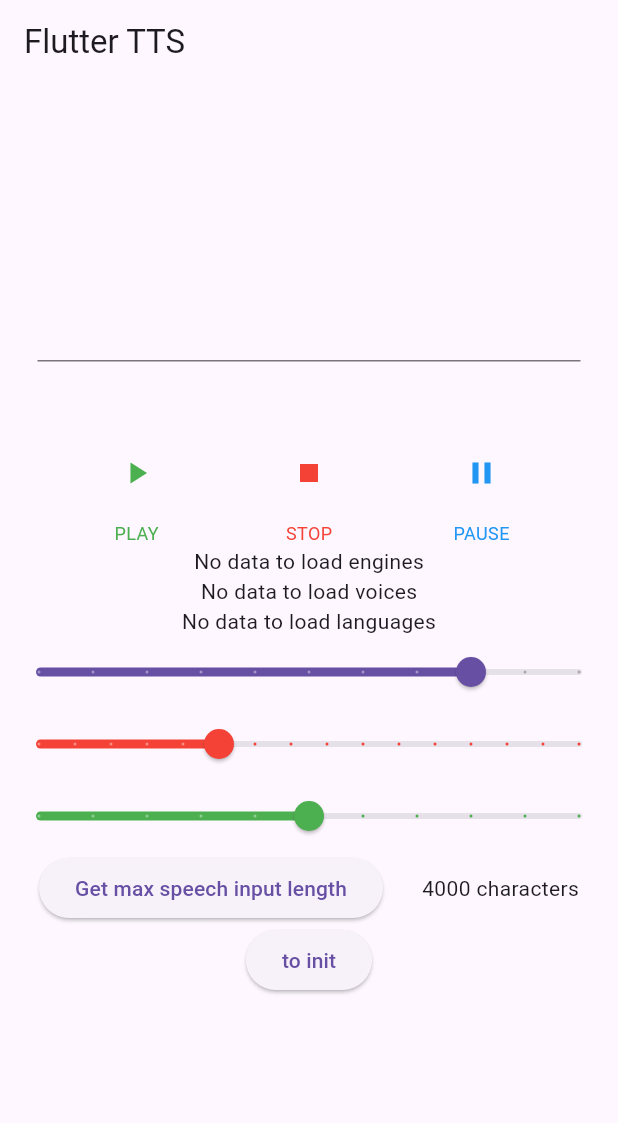
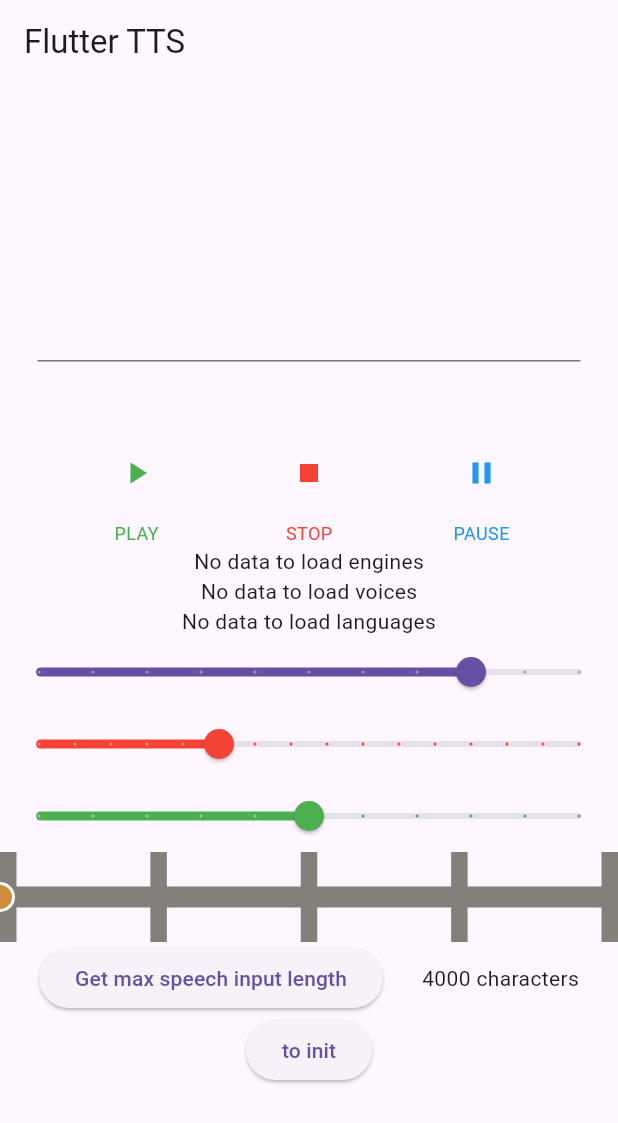
Before and after one commit to SiHyun-Lee113/focus_management_sample, a Flutter app: the screen it shows after launch, after a tap on "Get max speech input length", on a phone screen of 412 x 824 dp. Shown: the top 1123 px of the screen. Run offline on Flutter 3.47's test engine with Material 3 defaults, Android fonts, the phone set to English and light mode, and no system bars; our stand-ins replace flutter_bloc, flutter_tts, freezed_annotation; missing offline and left inert: win32audio; statements that could not run were skipped.

Commit message:
슬라이더 만들자

```diff
--- a/lib/presentation/screen/tts/tts_screen.dart
+++ b/lib/presentation/screen/tts/tts_screen.dart
@@ -4,12 +4,13 @@
 import 'package:barrier_free_test/presentation/screen/init/init_screen.dart';
 import 'package:barrier_free_test/presentation/screen/tts/tts_screen_cubit.dart';
 import 'package:barrier_free_test/presentation/screen/tts/tts_screen_state.dart';
+import 'package:barrier_free_test/presentation/widgets/setting_slider.dart';
+import 'package:barrier_free_test/presentation/widgets/slider_widget.dart';
 import 'package:flutter/foundation.dart';
 import 'package:flutter/material.dart';
 import 'package:flutter_bloc/flutter_bloc.dart';
 
 class TtsScreen extends StatefulWidget {
-
   const TtsScreen({super.key});
 
   @override
@@ -66,7 +67,10 @@
                     if (isAndroid) _getMaxSpeechInputLengthSection(state),
                     ElevatedButton(
                       onPressed: () {
-                        Navigator.push(context, MaterialPageRoute(builder: (context) => InitScreen()));
+                        Navigator.push(
+                          context,
+                          MaterialPageRoute(builder: (context) => InitScreen()),
+                        );
                       },
                       child: const Text('to init'),
                     ),
@@ -116,14 +120,10 @@
   }
 
   Widget _inputSection() => Container(
-        alignment: Alignment.topCenter,
-        padding: const EdgeInsets.only(top: 25.0, left: 25.0, right: 25.0),
-        child: TextField(
-          maxLines: 11,
-          minLines: 6,
-          onChanged: _cubit.onTextChanged,
-        ),
-      );
+    alignment: Alignment.topCenter,
+    padding: const EdgeInsets.only(top: 25.0, left: 25.0, right: 25.0),
+    child: TextField(maxLines: 11, minLines: 6, onChanged: _cubit.onTextChanged),
+  );
 
   Widget _btnSection() {
     return Container(
@@ -131,7 +131,13 @@
       child: Row(
         mainAxisAlignment: MainAxisAlignment.spaceEvenly,
         children: [
-          _buildButtonColumn(Colors.green, Colors.greenAccent, Icons.play_arrow, 'PLAY', _cubit.speak),
+          _buildButtonColumn(
+            Colors.green,
+            Colors.greenAccent,
+            Icons.play_arrow,
+            'PLAY',
+            _cubit.speak,
+          ),
           _buildButtonColumn(Colors.red, Colors.redAccent, Icons.stop, 'STOP', _cubit.stop),
           _buildButtonColumn(Colors.blue, Colors.blueAccent, Icons.pause, 'PAUSE', _cubit.pause),
         ],
@@ -176,13 +182,22 @@
             onChanged: _cubit.changeLanguage,
           ),
           const SizedBox(width: 5.0),
-          Visibility(visible: isAndroid, child: Text("Is installed: ${state.isCurrentLanguageInstalled}")),
+          Visibility(
+            visible: isAndroid,
+            child: Text("Is installed: ${state.isCurrentLanguageInstalled}"),
+          ),
         ],
       ),
     );
   }
 
-  Column _buildButtonColumn(Color color, Color splashColor, IconData icon, String label, VoidCallback onPressed) {
+  Column _buildButtonColumn(
+    Color color,
+    Color splashColor,
+    IconData icon,
+    String label,
+    VoidCallback onPressed,
+  ) {
     return Column(
       mainAxisSize: MainAxisSize.min,
       mainAxisAlignment: MainAxisAlignment.center,
@@ -212,8 +227,22 @@
     );
   }
 
+  int initValue = 1;
   Widget _buildSliders(TtsScreenState state) {
-    return Column(children: [_volume(state), _pitch(state), _rate(state)]);
+    return Column(
+      children: [
+        _volume(state),
+        _pitch(state),
+        _rate(state),
+        StepSlider<int>(stepValues: [1, 2, 3, 4, 5], onStepChanged: (value) {
+          setState(() {
+            initValue = value;
+          });
+
+          print('_TtsScreenState._buildSliders $initValue');
+        }, value: initValue),
+      ],
+    );
   }
 
   Widget _volume(TtsScreenState state) {
@@ -252,7 +281,9 @@
   }
 
   List<DropdownMenuItem<String?>> _buildEngineItems(List<String?> engines) {
-    final items = engines.map((item) => DropdownMenuItem<String?>(value: item, child: Text(item ?? ''))).toList();
+    final items = engines
+        .map((item) => DropdownMenuItem<String?>(value: item, child: Text(item ?? '')))
+        .toList();
     return items;
   }
 
@@ -267,7 +298,9 @@
         items.add(menuItem);
       }
     }
-    items.sort((a, b) => a.child.toString().toLowerCase().compareTo(b.child.toString().toLowerCase()));
+    items.sort(
+      (a, b) => a.child.toString().toLowerCase().compareTo(b.child.toString().toLowerCase()),
+    );
     return items;
   }
 
@@ -279,7 +312,9 @@
         items.add(menuItem);
       }
     }
-    items.sort((a, b) => a.child.toString().toLowerCase().compareTo(b.child.toString().toLowerCase()));
+    items.sort(
+      (a, b) => a.child.toString().toLowerCase().compareTo(b.child.toString().toLowerCase()),
+    );
     return items;
   }
 }
--- a/lib/presentation/widgets/focus_management/test_focus_widget.dart
+++ b/lib/presentation/widgets/focus_management/test_focus_widget.dart
@@ -18,9 +18,9 @@
     /// 1. 현재 활성화 되어 있는 focusHandler 혹은 screen 정보 습득
     /// 그 핸들러에서 currentFocusMetaData 추룰
     /// bool hasFocus = currentFocusMetaData?.focusId == focusId
-    final currentFocusId = context.watch<FocusWidgetCubit>().state;
-    final hasFocus = currentFocusId == focusId;
-
+    final hasFocus = context.select<FocusWidgetCubit, bool>(
+          (cubit) => cubit.state == focusId,
+    );
 
     if (hasFocus) {
       return Container(
--- /dev/null
+++ b/lib/presentation/widgets/slider_widget.dart
@@ -0,0 +1,122 @@
+import 'package:flutter/material.dart';
+
+class StepSlider<T> extends StatelessWidget {
+  final List<T> stepValues;
+  final Function(T) onStepChanged;
+  final T value;
+
+  const StepSlider({
+    super.key,
+    required this.stepValues,
+    required this.onStepChanged,
+    required this.value,
+  });
+
+  @override
+  Widget build(BuildContext context) {
+    final size = MediaQuery.of(context).size;
+    final currentIndex = stepValues.indexOf(value).clamp(0, stepValues.length - 1);
+
+    return LayoutBuilder(
+      builder: (context, constraints) {
+        final sliderWidth = constraints.maxWidth;
+        final stepCount = stepValues.length;
+        final hasSteps = stepCount > 1;
+        final stepSpacing = hasSteps ? sliderWidth / (stepCount - 1) : 0.0;
+        const currentIndicatorRadius = 10.0;
+
+        void updateByPosition(double localDx) {
+          if (!hasSteps) return;
+          final clampedDx = localDx.clamp(0.0, sliderWidth);
+          final index = (clampedDx / stepSpacing).round().clamp(0, stepCount - 1);
+          final nextValue = stepValues[index];
+          if (nextValue == value) return;
+          onStepChanged(nextValue);
+        }
+
+        return GestureDetector(
+          onHorizontalDragStart: (details) => updateByPosition(details.localPosition.dx),
+          onHorizontalDragUpdate: (details) => updateByPosition(details.localPosition.dx),
+          onTapDown: (details) => updateByPosition(details.localPosition.dx),
+          child: SizedBox(
+            width: size.width,
+            height: 60,
+            child: Stack(
+              alignment: Alignment.centerLeft,
+              children: [
+                /// 위치 인디케이터
+                Row(
+                  crossAxisAlignment: CrossAxisAlignment.center,
+                  mainAxisAlignment: MainAxisAlignment.spaceBetween,
+                  children: [
+                    ...List.generate(stepValues.length, (index) {
+                      final stepValue = stepValues[index];
+
+                      return GestureDetector(
+                        onTap: () {
+                          onStepChanged(stepValue);
+                        },
+                        child: Container(
+                          width: 11,
+                          height: 60,
+                          color: Color(0xFF857F79),
+                        ),
+                      );
+                    }),
+                  ],
+                ),
+
+                Align(
+                  alignment: Alignment.center,
+                  child: Container(
+                    width: size.width,
+                    height: 28 * size.aspectRatio,
+                    decoration: const BoxDecoration(
+                      color: Color(0xFF857F79),
+                      borderRadius: BorderRadius.all(Radius.circular(8)),
+                    ),
+                  ),
+                ),
+                Align(
+                  alignment: Alignment.centerLeft,
+                  child: Container(
+                    width: hasSteps ? (currentIndex * stepSpacing) : 0,
+                    height: 28 * size.aspectRatio,
+                    decoration: const BoxDecoration(
+                      color: Color(0xFFD28A3C),
+                      borderRadius: BorderRadius.all(Radius.circular(8)),
+                    ),
+                  ),
+                ),
+
+
+                Positioned(
+                  left: hasSteps
+                      ? (currentIndex * stepSpacing).clamp(0.0, sliderWidth) - currentIndicatorRadius
+                      : 0.0,
+                  top: 0,
+                  bottom: 0,
+                  child: Center(
+                    child: AnimatedContainer(
+                      duration: const Duration(milliseconds: 120),
+                      width: currentIndicatorRadius * 2,
+                      height: currentIndicatorRadius * 2,
+                      decoration: BoxDecoration(
+                        color: const Color(0xFFD28A3C),
+                        shape: BoxShape.circle,
+                        border: Border.all(
+                          color: Colors.white,
+                          width: 2,
+                        ),
+                      ),
+                    ),
+                  ),
+                ),
+              ],
+            ),
+          ),
+        );
+      },
+    );
+  }
+}
```
